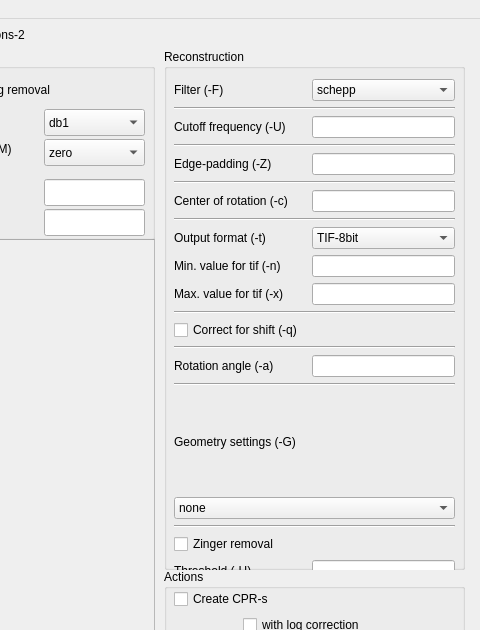
Above: gui.ui from gnudo/grecoman before the change; both pictures show x 776 to 1256 and y 0 to 630 of the 1256 by 945 pixel window. Below: the same form after it.
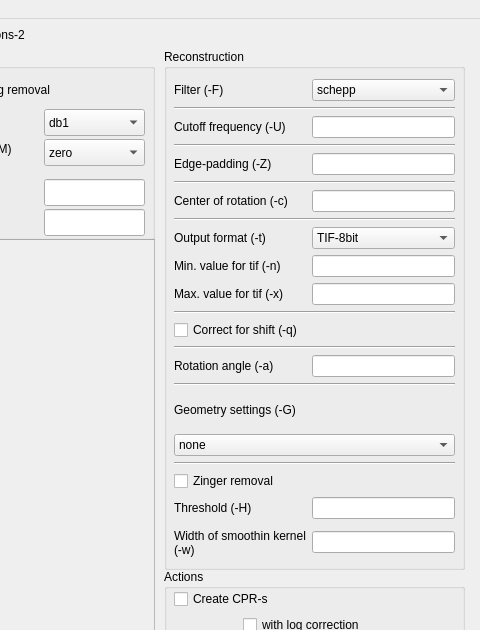
That is the form after the change.

Commit message: small bugfixes in standard templates; fieldsize in GUI

```diff
--- a/gui.ui
+++ b/gui.ui
@@ -690,7 +690,7 @@
        <x>10</x>
        <y>30</y>
        <width>281</width>
-       <height>544</height>
+       <height>481</height>
       </rect>
      </property>
      <layout class="QGridLayout" name="gridLayout_7">
```
Left out of the diff: 2 changed lines with no effect on the pictures. The commit also changes 5 other files.
